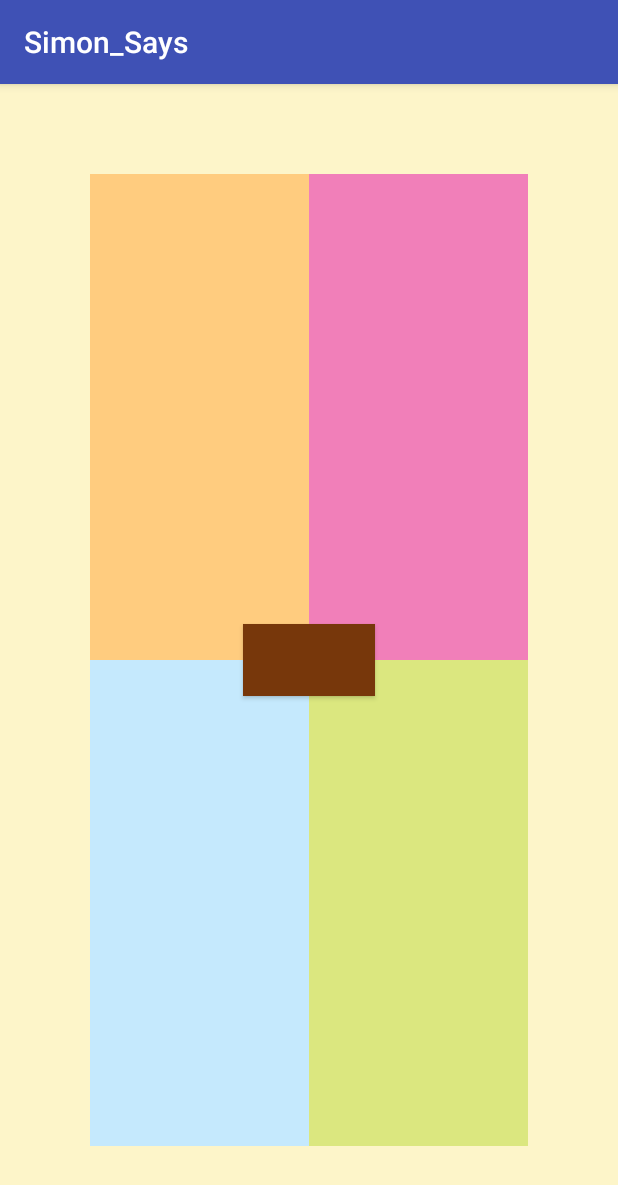
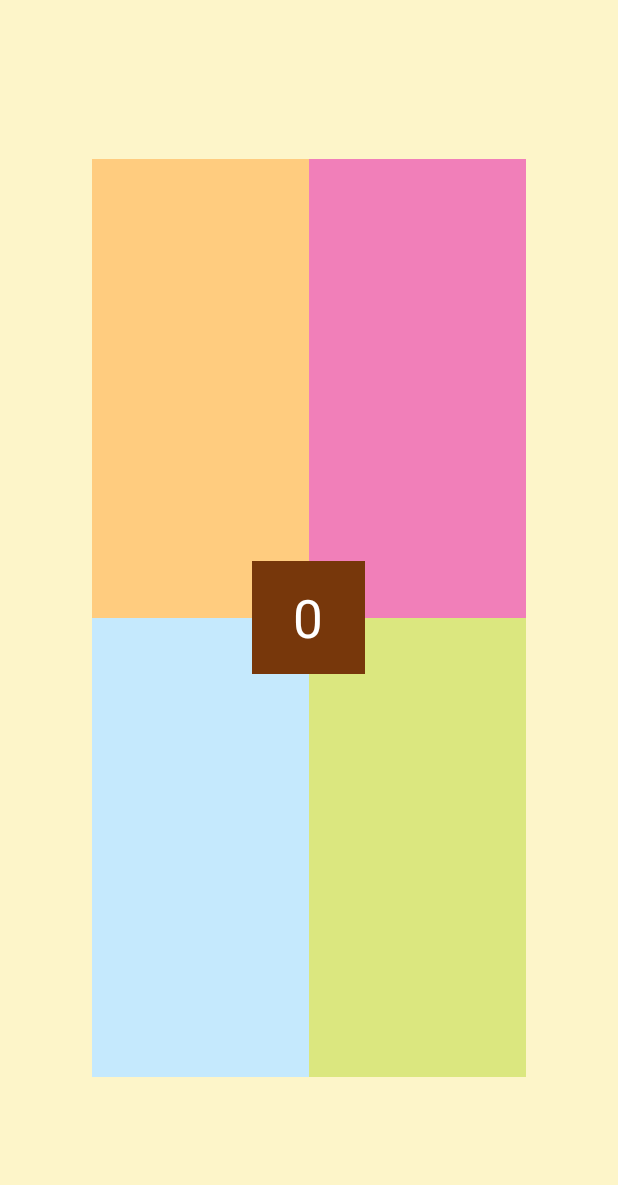
Before and after one commit to Javrom95/Simon_Says, an Android app: the screen it shows after launch (Simon), after a tap on an icon or button, on a phone screen of 412 x 824 dp. Shown: the top 1185 px of the screen. Run offline under Robolectric (Android 15) with nearby library versions, the phone set to English and light mode, and no system bars.

Commit message:
Commit number 7.

```diff
--- a/app/build.gradle
+++ b/app/build.gradle
@@ -23,4 +23,5 @@ dependencies {
     compile fileTree(dir: 'libs', include: ['*.jar'])
     testCompile 'junit:junit:4.12'
     compile 'com.android.support:appcompat-v7:23.3.0'
+    compile 'com.android.support:support-v4:23.3.0'
 }
--- a/app/src/main/AndroidManifest.xml
+++ b/app/src/main/AndroidManifest.xml
@@ -8,8 +8,10 @@
         android:label="@string/app_name"
         android:supportsRtl="true"
         android:theme="@style/AppTheme">
-        <activity android:name=".Simon"
-            android:screenOrientation="portrait">
+        <activity
+            android:name=".Simon"
+            android:screenOrientation="portrait"
+            android:theme="@android:style/Theme.NoTitleBar">
             <intent-filter>
                 <action android:name="android.intent.action.MAIN" />
 
--- a/app/src/main/java/com/example/javier/simon_says/Simon.java
+++ b/app/src/main/java/com/example/javier/simon_says/Simon.java
@@ -1,5 +1,6 @@
 package com.example.javier.simon_says;
 
+import android.app.Activity;
 import android.media.MediaPlayer;
 import android.os.CountDownTimer;
 import android.os.Handler;
@@ -17,14 +18,12 @@ import android.widget.Toast;
 import java.util.ArrayList;
 import java.util.Random;
 
-public class Simon extends AppCompatActivity {
+public class Simon extends Activity {
 
     Button btn1, btn2, btn3, btn4, btnmrk;
     ArrayList<Integer> sequence = new ArrayList<Integer>();
-    int trans, add, rounds=4, counter=0, i=-1;
+    int add, rounds=4, counter=0, i=-1, time=1250;
     Random r = new Random();
-   /*
-    */
 
 
     @Override
@@ -42,7 +41,7 @@ public class Simon extends AppCompatActivity {
         final MediaPlayer audiobutton2 = MediaPlayer.create(this, R.raw.button2);
         final MediaPlayer audiobutton3 = MediaPlayer.create(this, R.raw.button3);
         final MediaPlayer audiobutton4 = MediaPlayer.create(this, R.raw.button4);
-
+        btnmrk.setText(""+counter);
         createSequence();
 
     }
@@ -52,7 +51,7 @@ public class Simon extends AppCompatActivity {
     public void createSequence(){
         sequence.clear();
         for(byte i=0;i<rounds;i++){
-                    add=r.nextInt((rounds - 1) + 1) + 1;
+                    add=r.nextInt((4 - 1) + 1) + 1;
                     if(add==1){
                         //Reproduce sound.
                         Log.i("Value:","1.");
@@ -71,7 +70,7 @@ public class Simon extends AppCompatActivity {
 
     }
 
-   //This method will check if the buttons are clicked in the order obtained in the createSequence method.
+     //This method will check if the buttons are clicked in the order obtained in the createSequence method.
     public void repeatSequence(int button){
         Log.i("Executing repeatSequ.","Executing.....");
         i++;
@@ -84,6 +83,17 @@ public class Simon extends AppCompatActivity {
             }else{
                 Log.i("Incorrect value.","Recreating sequence.");
                 i=-1;
+                rounds=4;
+                counter=0;
+                btnmrk.setText(""+counter);
+                createSequence();
+            }
+            if((i+1)==sequence.size()){
+                Log.i("Sequence complete.","Sequence com plete.");
+                i=-1;
+                counter++;
+                rounds++;
+                btnmrk.setText(""+counter);
                 createSequence();
             }
     }
--- a/app/src/main/res/drawable/center_button.xml
+++ /dev/null
@@ -1,13 +0,0 @@
-<?xml version="1.0" encoding="utf-8"?>
-<selector xmlns:android="http://schemas.android.com/apk/res/android">
-    <item>
-        <shape
-            xmlns:android="http://schemas.android.com/apk/res/android"
-            android:shape="rectangle">
-
-            <solid
-                android:color="#77370b"/>
-
-        </shape>
-    </item>
-</selector>
--- a/app/src/main/res/layout/activity_simon.xml
+++ b/app/src/main/res/layout/activity_simon.xml
@@ -8,13 +8,16 @@
     android:paddingRight="@dimen/activity_horizontal_margin"
     android:paddingTop="@dimen/activity_vertical_margin"
     tools:context="com.example.javier.simon_says.Simon"
-    android:padding="60dp"
     android:background="@color/background">
 
     <TableLayout xmlns:android="http://schemas.android.com/apk/res/android"
         android:id="@+id/tableLayout1"
         android:layout_width="match_parent"
-        android:layout_height="match_parent">
+        android:layout_height="match_parent"
+        android:paddingTop="90dp"
+        android:paddingBottom="90dp"
+        android:paddingLeft="45dp"
+        android:paddingRight="45dp">
 
         <TableRow
             android:id="@+id/tableRow1"
@@ -65,13 +68,14 @@
     </TableLayout>
 
     <Button
-        android:layout_width="wrap_content"
-        android:layout_height="wrap_content"
+        android:layout_width="75dp"
+        android:layout_height="75dp"
         android:id="@+id/button"
-        android:layout_alignParentStart="false"
-        android:layout_marginStart="174dp"
+        android:layout_alignParentBottom="false"
         android:layout_centerInParent="true"
-        android:background="@drawable/center_button"
-        android:textColor="#ffffff" />
+        android:textAlignment="center"
+        android:textColor="#ffffff"
+        android:background="@color/center_space"
+        android:textSize="35dp" />
 
 </RelativeLayout>
--- a/app/src/main/res/values/colors.xml
+++ b/app/src/main/res/values/colors.xml
@@ -14,4 +14,6 @@
     <color name="colorpressedbutton2">#e30074</color>
     <color name="colorpressedbutton3">#8bd3fb</color>
     <color name="colorpressedbutton4">#b8d000</color>
+    <color name="center_space">#77370b</color>
+    <color name="black_overlay">#66000000</color>
 </resources>
--- a/app/src/main/res/values/strings.xml
+++ b/app/src/main/res/values/strings.xml
@@ -1,3 +1,7 @@
 <resources>
     <string name="app_name">Simon_Says</string>
+
+    <string name="title_activity_hooser">hooser</string>
+    <string name="dummy_button">Dummy Button</string>
+    <string name="dummy_content">DUMMY\nCONTENT</string>
 </resources>
```
Also changed, not shown: app/src/main/res/values/attrs.xml (added, +12 -0 lines), app/src/main/res/values/styles.xml (+12 -0 lines).
